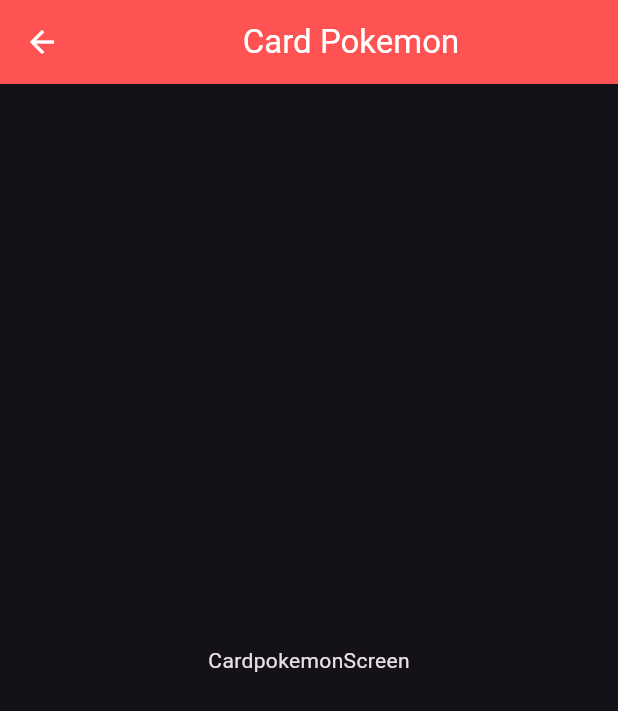
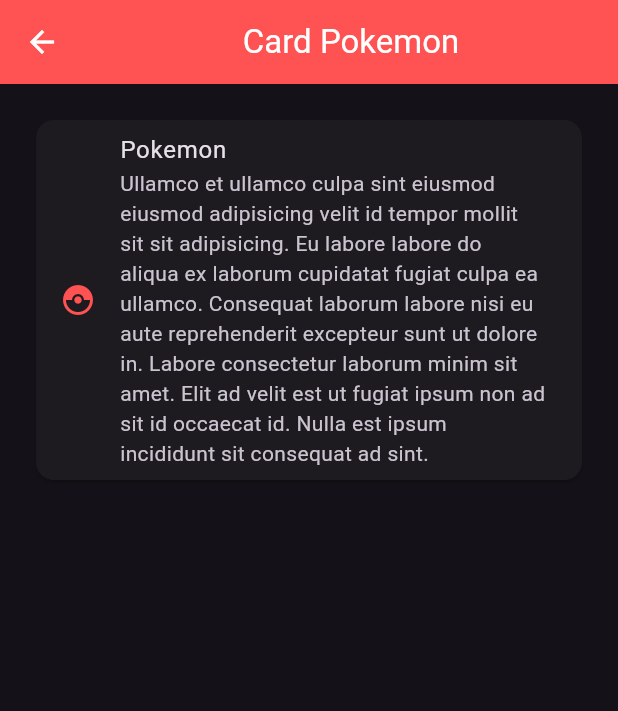
Before and after one commit to Franma2005/pokemon_app, a Flutter app: the CardpokemonScreen screen opened by its route, on a phone screen of 412 x 824 dp. Shown: the top 711 px of the screen. Run offline on Flutter 3.47's test engine with Material 3 defaults, Android fonts, the phone set to English and light mode, and no system bars.

Commit message:
cardpokemon_screen

```diff
--- a/lib/screens/cardpokemon_screen.dart
+++ b/lib/screens/cardpokemon_screen.dart
@@ -12,8 +12,32 @@ class CardpokemonScreen extends StatelessWidget {
           child: Text('Card Pokemon')
         ),
       ),
-      body: Center(
-         child: Text('CardpokemonScreen'),
+      body: ListView(
+        padding: EdgeInsets.symmetric(horizontal: 20, vertical: 20),
+        children: const[
+          CustomPokemonCardTipo1()
+        ],
+      )
+    );
+  }
+}
+
+class CustomPokemonCardTipo1 extends StatelessWidget {
+  const CustomPokemonCardTipo1({
+    super.key,
+  });
+
+  @override
+  Widget build(BuildContext context) {
+    return Card(
+      child: Column(
+        children: [
+          ListTile(
+            leading: Icon(Icons.catching_pokemon_outlined),
+            title: Text('Pokemon'),
+            subtitle: Text('Ullamco et ullamco culpa sint eiusmod eiusmod adipisicing velit id tempor mollit sit sit adipisicing. Eu labore labore do aliqua ex laborum cupidatat fugiat culpa ea ullamco. Consequat laborum labore nisi eu aute reprehenderit excepteur sunt ut dolore in. Labore consectetur laborum minim sit amet. Elit ad velit est ut fugiat ipsum non ad sit id occaecat id. Nulla est ipsum incididunt sit consequat ad sint.'),
+          )
+        ],
       ),
     );
   }
```
